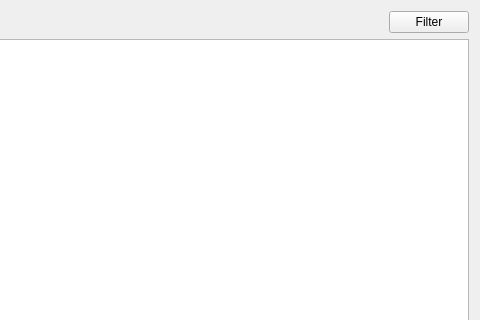
This is src/gui/issueswidget.ui in nextcloud/desktop as Qt 5 draws it before an edit; both pictures show x 100 to 580 and y 0 to 320 of the 580 by 578 pixel window. The edited form follows.
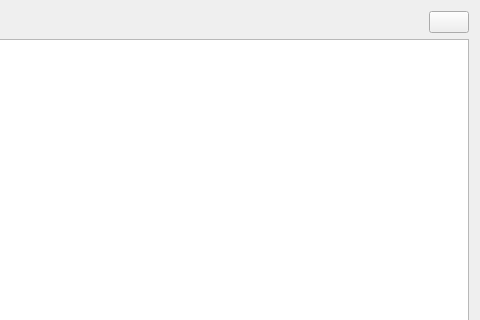
This is the edited form.

Commit message:
Fix filter reloading
And also handle the `SyncFileItem::Status::FilenameReserved` enum value.

Fixes: #10884

```diff
--- a/src/gui/issueswidget.ui
+++ b/src/gui/issueswidget.ui
@@ -40,11 +40,7 @@
       </spacer>
      </item>
      <item>
-      <widget class="QPushButton" name="_filterButton">
-       <property name="text">
-        <string>Filter</string>
-       </property>
-      </widget>
+      <widget class="QPushButton" name="_filterButton"/>
      </item>
     </layout>
    </item>
```
The commit also changes 3 other files.
